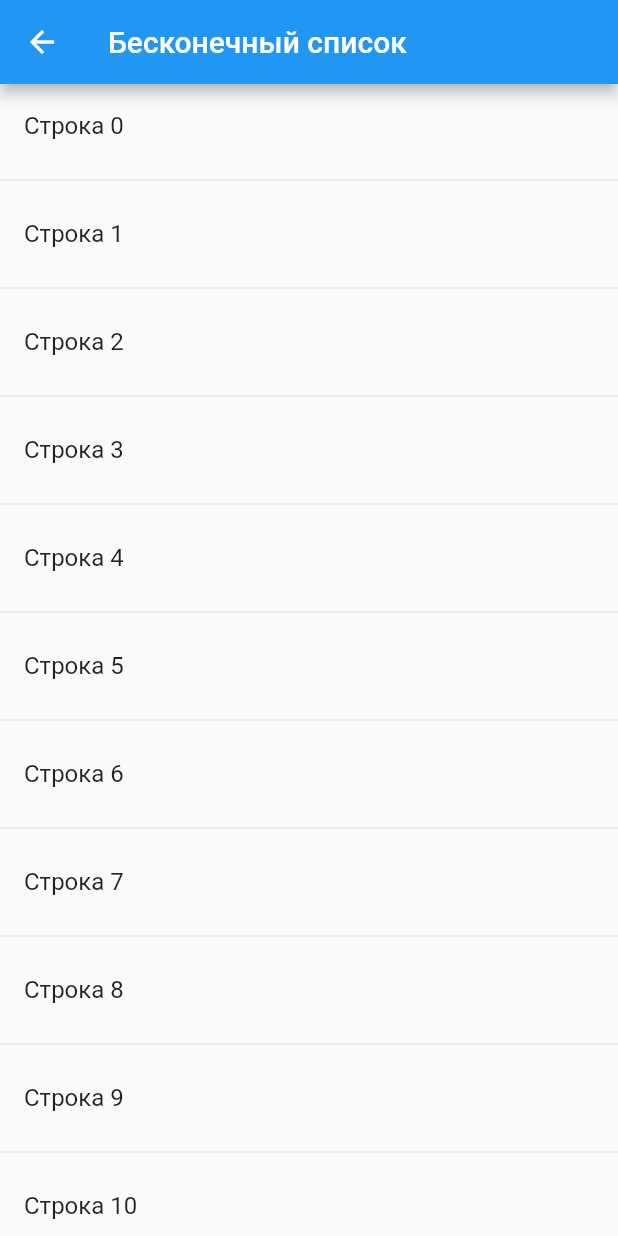
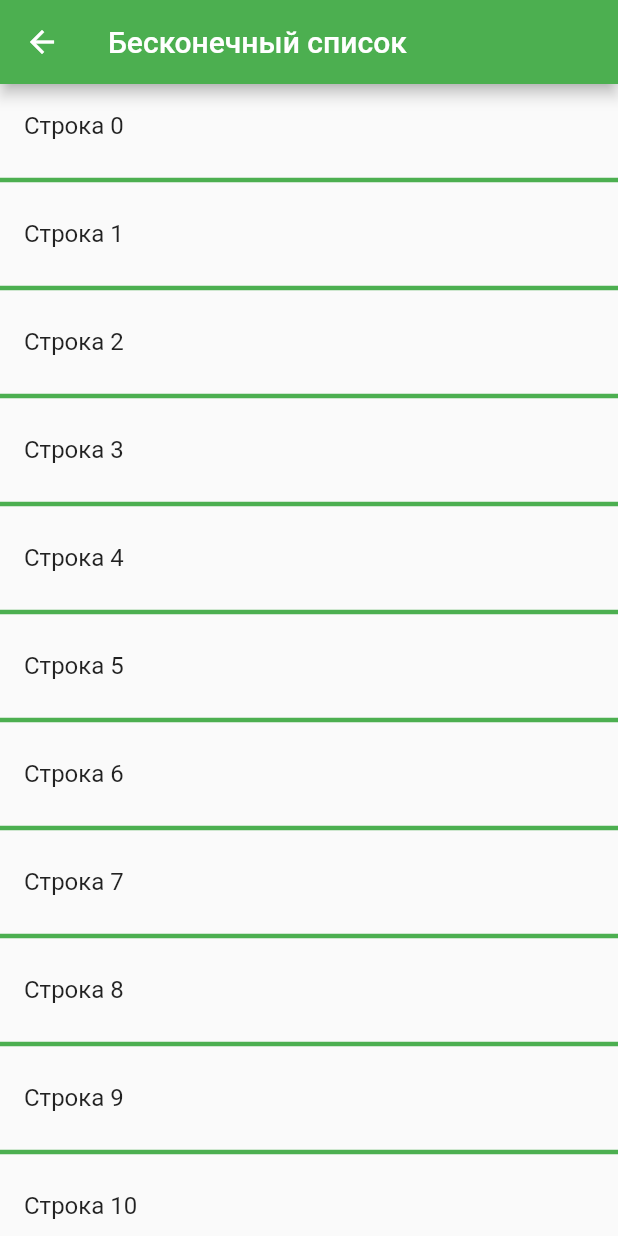
Before and after one commit to Fertoseres/IT2201_Tsarenok, a Flutter app: the InfinityListScreen screen opened by its route, on a phone screen of 412 x 824 dp. Run offline on Flutter 3.47's test engine with Material 2 defaults, Android fonts, the phone set to English and light mode, and no system bars.

Commit message:
Updated infinity_list_screen
Поменял цвет шапки на зеленый
Добавил объем разделителям и сделал их зелеными

```diff
--- a/flutter_zbli06s4blj0/lib/screens/infinity_list_screen.dart
+++ b/flutter_zbli06s4blj0/lib/screens/infinity_list_screen.dart
@@ -13,10 +13,10 @@ class _InfinityListScreenState extends State<InfinityListScreen> {
   @override
   Widget build(BuildContext context) {
     return Scaffold(
-      appBar: AppBar(title: const Text('Бесконечный список')),
+      appBar: AppBar(title: const Text('Бесконечный список'), backgroundColor: Colors.green,),
       body: ListView.builder(
         itemBuilder: (context, i) {
-          if (i.isOdd) return const Divider();
+          if (i.isOdd) return const Divider(thickness: 3, color: Colors.green,);
 
           final index = i ~/ 2;
           if (index >= _items.length) {
```
